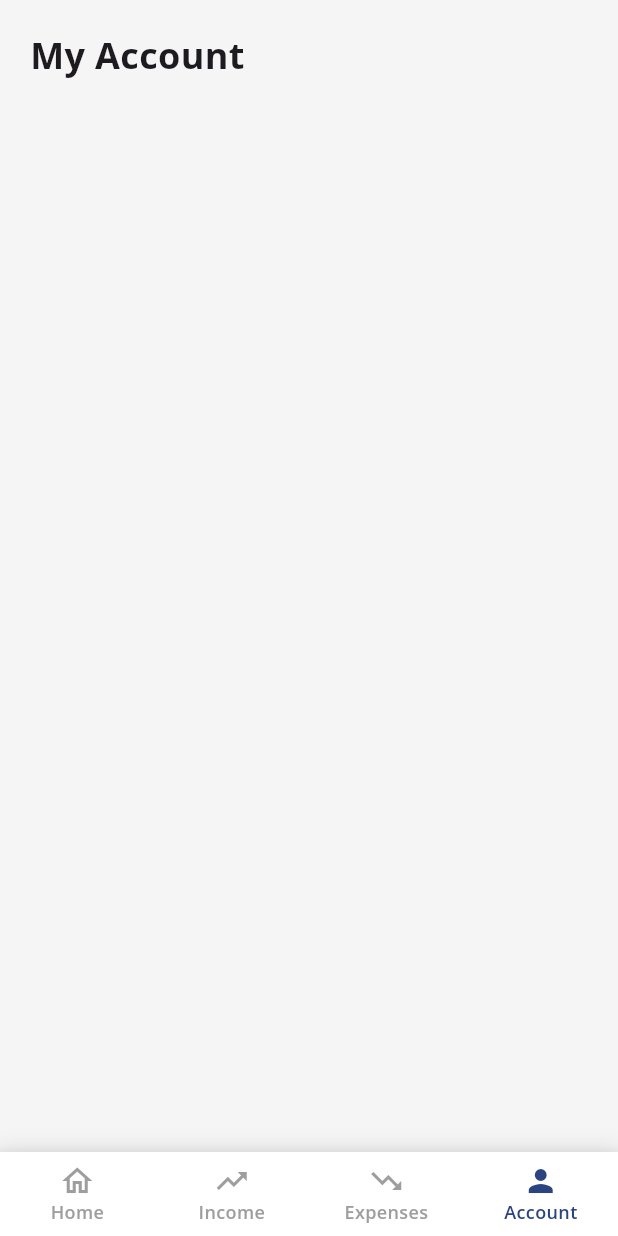
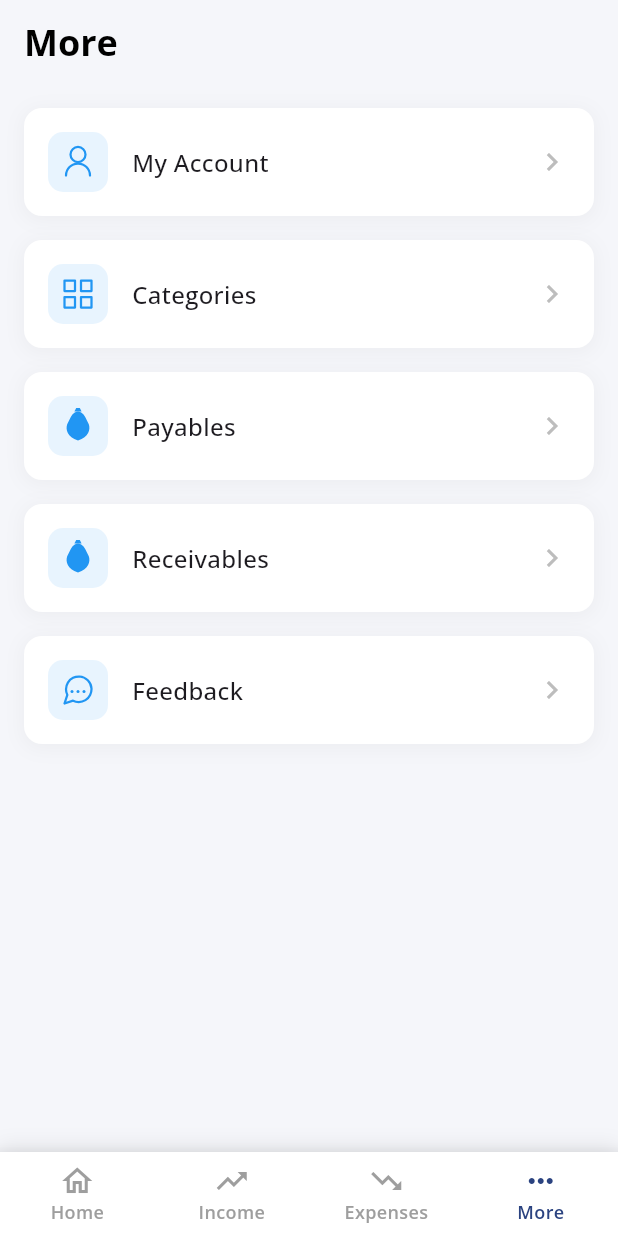
Before and after one commit to mailforashish/onmitrix, a Flutter app: the MainScreen screen opened directly, item 4 of the bottom bar chosen, on a phone screen of 412 x 824 dp. Run offline on Flutter 3.47's test engine with Material 3 defaults, Android fonts, the phone set to English and light mode, and no system bars; our stand-ins replace dio, fl_chart, flutter_svg, google_sign_in, logger, shared_preferences; accounts and stored records are empty; project files that could hold a hidden picture were left out.

```diff
--- /dev/null
+++ b/lib/models/more_menu_item.dart
@@ -0,0 +1,11 @@
+class MoreMenuItem {
+  final String title;
+  final String icon;
+  final String route;
+
+  const MoreMenuItem({
+    required this.title,
+    required this.icon,
+    required this.route,
+  });
+}
--- a/lib/screens/auth/login_screen.dart
+++ b/lib/screens/auth/login_screen.dart
@@ -6,6 +6,7 @@ import '../../widgets/inputs/custom_text_input.dart';
 import '../../widgets/buttons/primary_button.dart';
 import '../main/main_screen.dart';
 import 'signup_screen.dart';
+import '../../../utils/hide_status.dart';
 
 class LoginScreen extends StatefulWidget {
   const LoginScreen({Key? key}) : super(key: key);
@@ -25,6 +26,7 @@ class _LoginScreenState extends State<LoginScreen> with SingleTickerProviderStat
   @override
   void initState() {
     super.initState();
+    StatusBarConfig.setLightStatusBar();
     _controller = AnimationController(
       vsync: this,
       duration: const Duration(milliseconds: 1000),
--- a/lib/screens/main/main_screen.dart
+++ b/lib/screens/main/main_screen.dart
@@ -2,7 +2,7 @@ import 'package:flutter/material.dart';
 import '../main/tabs/home_tab.dart';
 import '../main/tabs/income_tab.dart';
 import '../main/tabs/expenses_tab.dart';
-import '../main/tabs/my_account_tab.dart';
+import '../main/tabs/more_tab.dart';
 
 class MainScreen extends StatefulWidget {
   const MainScreen({Key? key}) : super(key: key);
@@ -18,7 +18,7 @@ class _MainScreenState extends State<MainScreen> {
     const HomeTab(),
     const IncomeTab(),
     const ExpensesTab(),
-    const MyAccountTab(),
+    const MoreTab(),
   ];
 
   @override
@@ -67,9 +67,9 @@ class _MainScreenState extends State<MainScreen> {
               label: 'Expenses',
             ),
             BottomNavigationBarItem(
-              icon: Icon(Icons.person_outline),
-              activeIcon: Icon(Icons.person),
-              label: 'Account',
+              icon: Icon(Icons.more_horiz),
+              activeIcon: Icon(Icons.more_horiz),
+              label: 'More',
             ),
           ],
         ),
--- /dev/null
+++ b/lib/screens/main/tabs/more_tab.dart
@@ -0,0 +1,108 @@
+import 'package:flutter/material.dart';
+import '../../../models/more_menu_item.dart';
+import '../../../widgets/cards/more_menu_card.dart';
+import '../../../utils/animation_utils.dart';
+import '../../../utils/hide_status.dart';
+
+class MoreTab extends StatefulWidget {
+  const MoreTab({Key? key}) : super(key: key);
+
+  @override
+  State<MoreTab> createState() => _MoreTabState();
+}
+
+class _MoreTabState extends State<MoreTab> with SingleTickerProviderStateMixin {
+  late AnimationController _controller;
+
+  @override
+      void initState() {
+      super.initState();
+      StatusBarConfig.setLightStatusBar();
+    _controller = AnimationController(
+      duration: const Duration(milliseconds: 800),
+      vsync: this,
+    );
+    _controller.forward();
+  }
+
+  @override
+  void dispose() {
+    _controller.dispose();
+    super.dispose();
+  }
+
+  @override
+  Widget build(BuildContext context) {
+    final List<MoreMenuItem> menuItems = [
+      const MoreMenuItem(
+        title: 'My Account',
+        icon: 'assets/images/person.svg',
+        route: '/my-account',
+      ),
+      const MoreMenuItem(
+        title: 'Categories',
+        icon: 'assets/images/category.svg',
+        route: '/categories',
+      ),
+      const MoreMenuItem(
+        title: 'Payables',
+        icon: 'assets/images/money_bag_small.svg',
+        route: '/payables',
+      ),
+      const MoreMenuItem(
+        title: 'Receivables',
+        icon: 'assets/images/money_bag.svg',
+        route: '/receivables',
+      ),
+      const MoreMenuItem(
+        title: 'Feedback',
+        icon: 'assets/images/feedback.svg',
+        route: '/feedback',
+      ),
+    ];
+
+    return Scaffold(
+      backgroundColor: const Color(0xFFF5F6FA),
+      appBar: AppBar(
+        title: const Text(
+          'More',
+          style: TextStyle(
+            fontSize: 24,
+            fontWeight: FontWeight.bold,
+          ),
+        ),
+        backgroundColor: Colors.transparent,
+        elevation: 0,
+        foregroundColor: Colors.black,
+      ),
+      body: SafeArea(
+        child: ListView.builder(
+          padding: const EdgeInsets.all(16),
+          itemCount: menuItems.length,
+          itemBuilder: (context, index) {
+            final item = menuItems[index];
+            return AnimationUtils.slideTransition(
+              animation: CurvedAnimation(
+                parent: _controller,
+                curve: Interval(
+                  index * 0.1,
+                  1.0,
+                  curve: Curves.easeOut,
+                ),
+              ),
+              direction: SlideDirection.right,
+              child: MoreMenuCard(
+                item: item,
+                index: index,
+                onTap: () {
+                  // Navigate to the respective screen
+                  Navigator.pushNamed(context, item.route);
+                },
+              ),
+            );
+          },
+        ),
+      ),
+    );
+  }
+}
--- /dev/null
+++ b/lib/utils/hide_status.dart
@@ -0,0 +1,52 @@
+import 'package:flutter/material.dart';
+import 'package:flutter/services.dart';
+
+class StatusBarConfig {
+  /// Sets white status bar with dark icons
+  static void setLightStatusBar() {
+    SystemChrome.setSystemUIOverlayStyle(
+      const SystemUiOverlayStyle(
+        statusBarColor: Colors.white,
+        statusBarIconBrightness: Brightness.dark,
+        statusBarBrightness: Brightness.light, // For iOS
+      ),
+    );
+  }
+
+  /// Sets dark status bar with light icons
+  static void setDarkStatusBar() {
+    SystemChrome.setSystemUIOverlayStyle(
+      const SystemUiOverlayStyle(
+        statusBarColor: Colors.black,
+        statusBarIconBrightness: Brightness.light,
+        statusBarBrightness: Brightness.dark, // For iOS
+      ),
+    );
+  }
+
+  /// Sets transparent status bar with custom icon brightness
+  static void setTransparentStatusBar({Brightness iconBrightness = Brightness.dark}) {
+    SystemChrome.setSystemUIOverlayStyle(
+      SystemUiOverlayStyle(
+        statusBarColor: Colors.transparent,
+        statusBarIconBrightness: iconBrightness,
+        statusBarBrightness: iconBrightness == Brightness.dark ? Brightness.light : Brightness.dark, // For iOS
+      ),
+    );
+  }
+
+  /// Sets custom status bar configuration
+  static void setCustomStatusBar({
+    Color? statusBarColor,
+    Brightness? statusBarIconBrightness,
+    Brightness? statusBarBrightness,
+  }) {
+    SystemChrome.setSystemUIOverlayStyle(
+      SystemUiOverlayStyle(
+        statusBarColor: statusBarColor,
+        statusBarIconBrightness: statusBarIconBrightness,
+        statusBarBrightness: statusBarBrightness,
+      ),
+    );
+  }
+}
--- /dev/null
+++ b/lib/widgets/cards/more_menu_card.dart
@@ -0,0 +1,86 @@
+import 'package:flutter/material.dart';
+import 'package:flutter_svg/flutter_svg.dart';
+import '../../models/more_menu_item.dart';
+import '../../utils/animation_utils.dart';
+
+class MoreMenuCard extends StatelessWidget {
+  final MoreMenuItem item;
+  final VoidCallback onTap;
+  final int index;
+
+  const MoreMenuCard({
+    Key? key,
+    required this.item,
+    required this.onTap,
+    required this.index,
+  }) : super(key: key);
+
+  @override
+  Widget build(BuildContext context) {
+    return AnimationUtils.fadeInTransition(
+      animation: AlwaysStoppedAnimation(1.0),
+      child: Container(
+        margin: const EdgeInsets.only(bottom: 16),
+        decoration: BoxDecoration(
+          color: Colors.white,
+          borderRadius: BorderRadius.circular(12),
+          boxShadow: [
+            BoxShadow(
+              color: Colors.grey.withOpacity(0.1),
+              spreadRadius: 1,
+              blurRadius: 10,
+              offset: const Offset(0, 2),
+            ),
+          ],
+        ),
+        child: Material(
+          color: Colors.transparent,
+          child: InkWell(
+            onTap: onTap,
+            borderRadius: BorderRadius.circular(12),
+            child: Padding(
+              padding: const EdgeInsets.all(16),
+              child: Row(
+                children: [
+                  Container(
+                    width: 40,
+                    height: 40,
+                    decoration: BoxDecoration(
+                      color: Theme.of(context).primaryColor.withOpacity(0.1),
+                      borderRadius: BorderRadius.circular(10),
+                    ),
+                    child: Center(
+                      child: SvgPicture.asset(
+                        item.icon,
+                        width: 24,
+                        height: 24,
+                        colorFilter: ColorFilter.mode(
+                          Theme.of(context).primaryColor,
+                          BlendMode.srcIn,
+                        ),
+                      ),
+                    ),
+                  ),
+                  const SizedBox(width: 16),
+                  Expanded(
+                    child: Text(
+                      item.title,
+                      style: const TextStyle(
+                        fontSize: 16,
+                        fontWeight: FontWeight.w500,
+                      ),
+                    ),
+                  ),
+                  Icon(
+                    Icons.chevron_right,
+                    color: Colors.grey[400],
+                  ),
+                ],
+              ),
+            ),
+          ),
+        ),
+      ),
+    );
+  }
+}
--- a/pubspec.yaml
+++ b/pubspec.yaml
@@ -52,6 +52,9 @@ flutter:
     - assets/images/chart.svg
     - assets/images/sync.svg
     - assets/images/clock.svg
+    - assets/images/person.svg
+    - assets/images/category.svg
+    - assets/images/feedback.svg
     - assets/animations/loading.json
 
   fonts:
```
Also changed, not shown: lib/screens/auth/splash_screen.dart (+5 -10 lines), lib/screens/main/tabs/home_tab.dart (+63 -57 lines), lib/utils/animation_utils.dart (+36 -0 lines), assets/images/category.svg (added), assets/images/feedback.svg (added), assets/images/person.svg (added).
